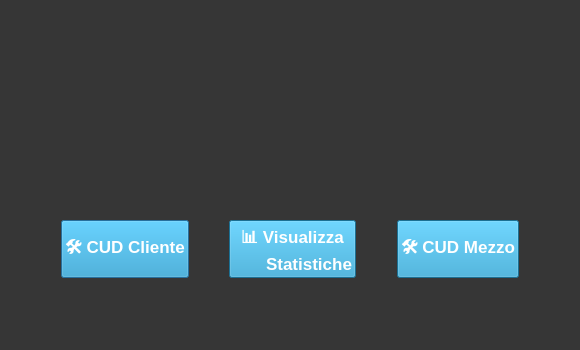
Old version of the form Viste/Amministratore/GUI/homepage_amministratore.ui in the repository GiulianiM/Noleggio.
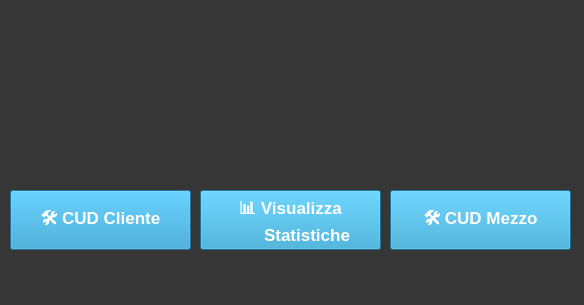
New version of the form. Icons and pictures are not drawn.

What changed in the file:
```diff
--- a/Viste/Amministratore/GUI/homepage_amministratore.ui
+++ b/Viste/Amministratore/GUI/homepage_amministratore.ui
@@ -6,8 +6,8 @@
    <rect>
     <x>0</x>
     <y>0</y>
-    <width>580</width>
-    <height>350</height>
+    <width>584</width>
+    <height>305</height>
    </rect>
   </property>
   <property name="windowTitle">
@@ -21,24 +21,57 @@
   <property name="styleSheet">
    <string notr="true">background-color: rgb(54, 54, 54);</string>
   </property>
-  <layout class="QGridLayout" name="gridLayout">
-   <item row="1" column="1">
-    <layout class="QHBoxLayout" name="horizontalLayout">
-     <item>
-      <spacer name="horizontalSpacer">
-       <property name="orientation">
-        <enum>Qt::Horizontal</enum>
-       </property>
-       <property name="sizeHint" stdset="0">
-        <size>
-         <width>40</width>
-         <height>20</height>
-        </size>
-       </property>
-      </spacer>
-     </item>
-     <item>
+  <widget class="QLabel" name="id_label">
+   <property name="geometry">
+    <rect>
+     <x>20</x>
+     <y>40</y>
+     <width>31</width>
+     <height>16</height>
+    </rect>
+   </property>
+   <property name="font">
+    <font>
+     <pointsize>13</pointsize>
+    </font>
+   </property>
+   <property name="styleSheet">
+    <string notr="true">font-size:14; color:white</string>
+   </property>
+   <property name="text">
+    <string/>
+   </property>
+  </widget>
+  <widget class="QLabel" name="id_label_to_edit">
+   <property name="geometry">
+    <rect>
+     <x>60</x>
+     <y>40</y>
+     <width>49</width>
+     <height>16</height>
+    </rect>
+   </property>
+   <property name="font">
+    <font>
+     <pointsize>13</pointsize>
+    </font>
+   </property>
+   <property name="styleSheet">
+    <string notr="true">color: rgb(255, 255, 255);</string>
+   </property>
+   <property name="text">
+    <string/>
+   </property>
+  </widget>
       <widget class="QLabel" name="logo">
+   <property name="geometry">
+    <rect>
+     <x>240</x>
+     <y>40</y>
+     <width>90</width>
+     <height>90</height>
+    </rect>
+   </property>
        <property name="text">
         <string/>
        </property>
@@ -49,61 +82,19 @@
         <bool>true</bool>
        </property>
       </widget>
-     </item>
-     <item>
-      <spacer name="horizontalSpacer_2">
-       <property name="orientation">
-        <enum>Qt::Horizontal</enum>
-       </property>
-       <property name="sizeHint" stdset="0">
-        <size>
-         <width>40</width>
-         <height>20</height>
-        </size>
-       </property>
-      </spacer>
-     </item>
-    </layout>
-   </item>
-   <item row="5" column="1">
-    <spacer name="verticalSpacer_2">
-     <property name="orientation">
-      <enum>Qt::Vertical</enum>
-     </property>
-     <property name="sizeHint" stdset="0">
-      <size>
-       <width>20</width>
-       <height>40</height>
-      </size>
-     </property>
-    </spacer>
-   </item>
-   <item row="4" column="1">
-    <layout class="QHBoxLayout" name="horizontalLayout_2">
-     <item>
-      <spacer name="horizontalSpacer_5">
-       <property name="orientation">
-        <enum>Qt::Horizontal</enum>
-       </property>
-       <property name="sizeHint" stdset="0">
-        <size>
-         <width>40</width>
-         <height>20</height>
-        </size>
-       </property>
-      </spacer>
-     </item>
-     <item>
       <widget class="QPushButton" name="bottone_cud_cliente">
-       <property name="sizePolicy">
-        <sizepolicy hsizetype="Minimum" vsizetype="Minimum">
-         <horstretch>0</horstretch>
-         <verstretch>0</verstretch>
-        </sizepolicy>
+   <property name="geometry">
+    <rect>
+     <x>10</x>
+     <y>190</y>
+     <width>181</width>
+     <height>60</height>
+    </rect>
        </property>
        <property name="font">
         <font>
          <pointsize>13</pointsize>
+     <weight>75</weight>
          <bold>true</bold>
         </font>
        </property>
@@ -115,31 +106,43 @@
         <string>🛠️ CUD Cliente</string>
        </property>
       </widget>
-     </item>
-     <item>
-      <spacer name="horizontalSpacer_3">
-       <property name="orientation">
-        <enum>Qt::Horizontal</enum>
-       </property>
-       <property name="sizeHint" stdset="0">
-        <size>
-         <width>40</width>
-         <height>20</height>
-        </size>
-       </property>
-      </spacer>
-     </item>
-     <item>
+  <widget class="QPushButton" name="bottone_cud_mezzo">
+   <property name="geometry">
+    <rect>
+     <x>390</x>
+     <y>190</y>
+     <width>181</width>
+     <height>60</height>
+    </rect>
+   </property>
+   <property name="font">
+    <font>
+     <pointsize>13</pointsize>
+     <weight>75</weight>
+     <bold>true</bold>
+    </font>
+   </property>
+   <property name="styleSheet">
+    <string notr="true">font-size:20; color:white;background-color:rgb(38, 157, 206)
+</string>
+   </property>
+   <property name="text">
+    <string>🛠️ CUD Mezzo</string>
+   </property>
+  </widget>
       <widget class="QPushButton" name="bottone_visualizza_statistiche">
-       <property name="sizePolicy">
-        <sizepolicy hsizetype="Minimum" vsizetype="Minimum">
-         <horstretch>0</horstretch>
-         <verstretch>0</verstretch>
-        </sizepolicy>
+   <property name="geometry">
+    <rect>
+     <x>200</x>
+     <y>190</y>
+     <width>181</width>
+     <height>60</height>
+    </rect>
        </property>
        <property name="font">
         <font>
          <pointsize>13</pointsize>
+     <weight>75</weight>
          <bold>true</bold>
         </font>
        </property>
@@ -152,124 +155,6 @@
        Statistiche</string>
        </property>
       </widget>
-     </item>
-     <item>
-      <spacer name="horizontalSpacer_4">
-       <property name="orientation">
-        <enum>Qt::Horizontal</enum>
-       </property>
-       <property name="sizeHint" stdset="0">
-        <size>
-         <width>40</width>
-         <height>20</height>
-        </size>
-       </property>
-      </spacer>
-     </item>
-     <item>
-      <widget class="QPushButton" name="bottone_cud_mezzo">
-       <property name="sizePolicy">
-        <sizepolicy hsizetype="Minimum" vsizetype="Minimum">
-         <horstretch>0</horstretch>
-         <verstretch>0</verstretch>
-        </sizepolicy>
-       </property>
-       <property name="font">
-        <font>
-         <pointsize>13</pointsize>
-         <bold>true</bold>
-        </font>
-       </property>
-       <property name="styleSheet">
-        <string notr="true">font-size:20; color:white;background-color:rgb(38, 157, 206)
-</string>
-       </property>
-       <property name="text">
-        <string>🛠️ CUD Mezzo</string>
-       </property>
-      </widget>
-     </item>
-     <item>
-      <spacer name="horizontalSpacer_6">
-       <property name="orientation">
-        <enum>Qt::Horizontal</enum>
-       </property>
-       <property name="sizeHint" stdset="0">
-        <size>
-         <width>40</width>
-         <height>20</height>
-        </size>
-       </property>
-      </spacer>
-     </item>
-    </layout>
-   </item>
-   <item row="1" column="2">
-    <spacer name="horizontalSpacer_8">
-     <property name="orientation">
-      <enum>Qt::Horizontal</enum>
-     </property>
-     <property name="sizeHint" stdset="0">
-      <size>
-       <width>40</width>
-       <height>20</height>
-      </size>
-     </property>
-    </spacer>
-   </item>
-   <item row="0" column="1">
-    <spacer name="verticalSpacer_3">
-     <property name="orientation">
-      <enum>Qt::Vertical</enum>
-     </property>
-     <property name="sizeHint" stdset="0">
-      <size>
-       <width>20</width>
-       <height>40</height>
-      </size>
-     </property>
-    </spacer>
-   </item>
-   <item row="3" column="1">
-    <spacer name="verticalSpacer">
-     <property name="orientation">
-      <enum>Qt::Vertical</enum>
-     </property>
-     <property name="sizeHint" stdset="0">
-      <size>
-       <width>20</width>
-       <height>40</height>
-      </size>
-     </property>
-    </spacer>
-   </item>
-   <item row="1" column="0">
-    <spacer name="horizontalSpacer_7">
-     <property name="orientation">
-      <enum>Qt::Horizontal</enum>
-     </property>
-     <property name="sizeHint" stdset="0">
-      <size>
-       <width>40</width>
-       <height>20</height>
-      </size>
-     </property>
-    </spacer>
-   </item>
-   <item row="2" column="1">
-    <spacer name="verticalSpacer_4">
-     <property name="orientation">
-      <enum>Qt::Vertical</enum>
-     </property>
-     <property name="sizeHint" stdset="0">
-      <size>
-       <width>20</width>
-       <height>40</height>
-      </size>
-     </property>
-    </spacer>
-   </item>
-  </layout>
  </widget>
  <resources/>
  <connections/>
```
Lines whose indentation alone changed are shown as unchanged.
